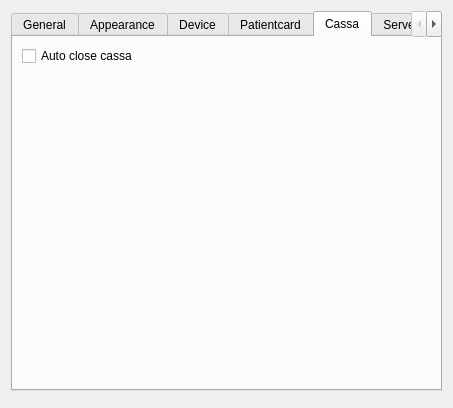
This is client/dlgpreferences.ui in tbikfalvi/Belenus as Qt 5 draws it before an edit. The edited form follows.
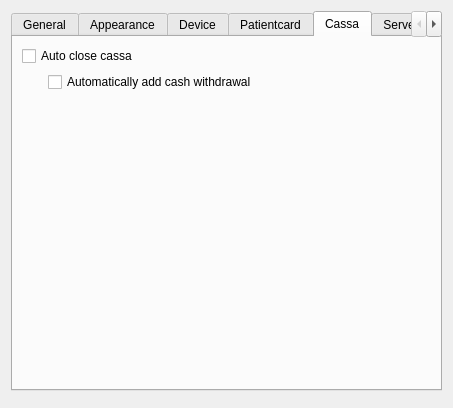
This is the edited form. The open tabs and pages were chosen to show the change.

What changed in the file:
```diff
--- a/client/dlgpreferences.ui
+++ b/client/dlgpreferences.ui
@@ -520,6 +520,27 @@
          </property>
         </widget>
        </item>
+       <item>
+        <layout class="QHBoxLayout" name="horizontalLayout_6">
+         <item>
+          <widget class="QWidget" name="widget" native="true">
+           <property name="maximumSize">
+            <size>
+             <width>20</width>
+             <height>16777215</height>
+            </size>
+           </property>
+          </widget>
+         </item>
+         <item>
+          <widget class="QCheckBox" name="chkCassaAutoWithdrawal">
+           <property name="text">
+            <string>Automatically add cash withdrawal</string>
+           </property>
+          </widget>
+         </item>
+        </layout>
+       </item>
        <item>
         <spacer name="verticalSpacer_5">
          <property name="orientation">
```
Left out of the diff: 2 changed lines with no effect on the pictures.
